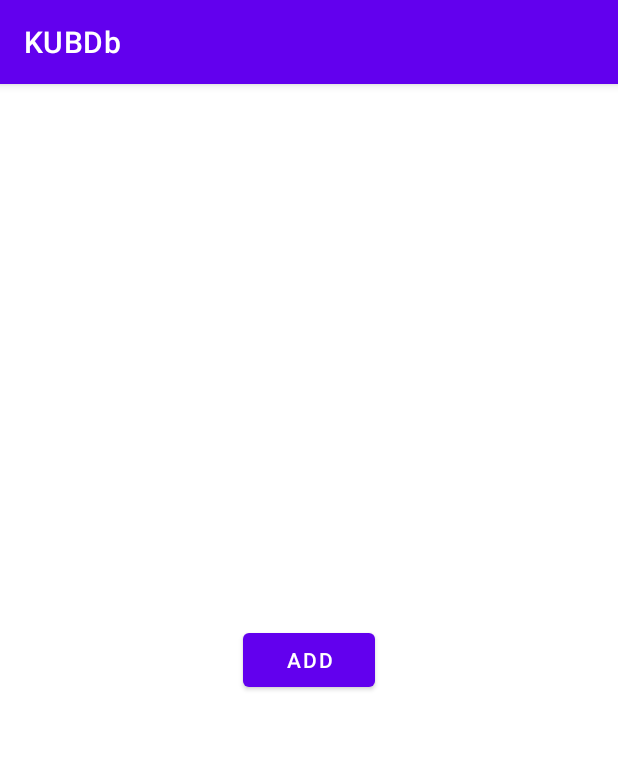
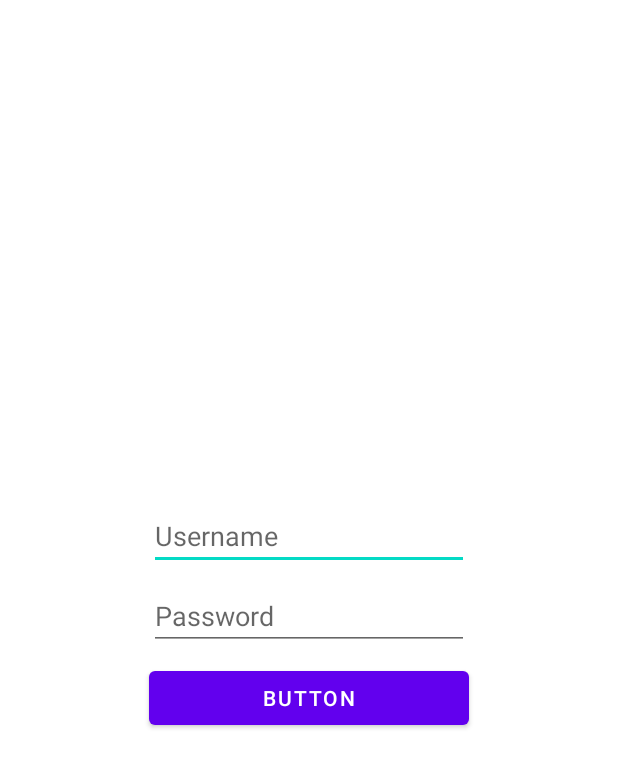
Before and after one commit to AbdullrahmanHMD/KUBDb, an Android app: the screen it shows after launch (MainActivity), on a phone screen of 412 x 824 dp. Shown: the top 768 px of the screen. Run offline under Robolectric (Android 15) with nearby library versions, the phone set to English and light mode, and no system bars; our stand-ins replace data binding.

Commit message:
Add Navigation Controller and Login Logic
Pair programmed: @Sarieh

```diff
--- a/app/src/main/java/com/comp306/kubdb/activities/MainActivity.kt
+++ b/app/src/main/java/com/comp306/kubdb/activities/MainActivity.kt
@@ -1,29 +1,26 @@
 package com.comp306.kubdb.activities
 
 import android.os.Bundle
-import android.widget.Button
 import androidx.activity.viewModels
 import androidx.appcompat.app.AppCompatActivity
-import com.comp306.kubdb.LibraryApplication
+import androidx.databinding.DataBindingUtil
 import com.comp306.kubdb.R
-import com.comp306.kubdb.data.User
+import com.comp306.kubdb.databinding.ActivityMainBinding
 import com.comp306.kubdb.viewmodels.MainViewModel
 import com.comp306.kubdb.viewmodels.MainViewModelFactory
-import kotlin.random.Random
 
 class MainActivity : AppCompatActivity() {
 
     private val viewModel: MainViewModel by viewModels {
-        MainViewModelFactory((application as LibraryApplication).userRepository)
+        MainViewModelFactory()
     }
+
+    private lateinit var binding: ActivityMainBinding
 
     override fun onCreate(savedInstanceState: Bundle?) {
         super.onCreate(savedInstanceState)
-        setContentView(R.layout.activity_main)
+        binding = DataBindingUtil.setContentView(this, R.layout.activity_main)
 
 
-//        viewModel.allUsers.observe(this, { newList ->
-//            newList.forEach { println(it)}
-//        })
     }
 }
--- /dev/null
+++ b/app/src/main/java/com/comp306/kubdb/fragments/LoginFragment.kt
@@ -0,0 +1,82 @@
+package com.comp306.kubdb.fragments
+
+import android.os.Bundle
+import android.view.LayoutInflater
+import android.view.View
+import android.view.ViewGroup
+import android.widget.Toast
+import androidx.fragment.app.Fragment
+import androidx.fragment.app.viewModels
+import androidx.navigation.Navigation
+import com.comp306.kubdb.LibraryApplication
+import com.comp306.kubdb.R
+import com.comp306.kubdb.databinding.FragmentLoginBinding
+import com.comp306.kubdb.viewmodels.LoginViewModel
+import com.comp306.kubdb.viewmodels.LoginViewModelFactory
+
+private const val ARG_PARAM1 = "param1"
+private const val ARG_PARAM2 = "param2"
+
+
+class LoginFragment : Fragment() {
+    private var param1: String? = null
+    private var param2: String? = null
+
+    private lateinit var binding: FragmentLoginBinding
+    private lateinit var root: View
+    private val viewModel: LoginViewModel by viewModels {
+        LoginViewModelFactory((activity?.application as LibraryApplication).userRepository)
+    }
+
+    override fun onCreate(savedInstanceState: Bundle?) {
+        super.onCreate(savedInstanceState)
+//        arguments?.let {
+//            param1 = it.getString(ARG_PARAM1)
+//            param2 = it.getString(ARG_PARAM2)
+//        }
+    }
+
+    override fun onCreateView(
+        inflater: LayoutInflater, container: ViewGroup?,
+        savedInstanceState: Bundle?
+    ): View {
+        binding = FragmentLoginBinding.inflate(layoutInflater, container, false)
+        root = binding.root
+        binding.loginButton.setOnClickListener {
+            login()
+        }
+        return root
+    }
+
+    private fun login() {
+
+        val id = binding.usernameEdittext.text.toString()
+        val password = binding.passwordEdittext.text.toString()
+
+        if (id.isEmpty() || password.isEmpty()) {
+            Toast.makeText(this.context, "Please fill in login information", Toast.LENGTH_LONG)
+                .show()
+            return
+        }
+
+        viewModel.login(viewLifecycleOwner, id, password)
+        viewModel.loggedIn.observe(
+            viewLifecycleOwner,
+            {
+                it?.let { successfulLogin ->
+                    if (successfulLogin) {
+                        Navigation.findNavController(root)
+                            .navigate(R.id.action_loginFragment_to_homeFragment)
+                        viewModel.currentUser.value?.let { user ->
+                            Toast.makeText(context, "Welcome, ${user.name}!", Toast.LENGTH_SHORT)
+                                .show()
+                            viewModel.loggedIn.value = null
+                        }
+                    } else
+                        Toast.makeText(context, "Incorrect ID/Password", Toast.LENGTH_SHORT).show()
+                }
+            }
+        )
+    }
+
+}
--- a/app/src/main/res/layout/activity_main.xml
+++ b/app/src/main/res/layout/activity_main.xml
@@ -1,19 +1,20 @@
 <?xml version="1.0" encoding="utf-8"?>
-<androidx.constraintlayout.widget.ConstraintLayout xmlns:android="http://schemas.android.com/apk/res/android"
+<layout xmlns:android="http://schemas.android.com/apk/res/android"
     xmlns:app="http://schemas.android.com/apk/res-auto"
-    xmlns:tools="http://schemas.android.com/tools"
-    android:layout_width="match_parent"
-    android:layout_height="match_parent"
-    tools:context=".activities.MainActivity">
+    xmlns:tools="http://schemas.android.com/tools">
 
-    <Button
-        android:id="@+id/add"
-        android:layout_width="wrap_content"
-        android:layout_height="wrap_content"
-        android:text="add"
-        app:layout_constraintBottom_toBottomOf="parent"
-        app:layout_constraintEnd_toEndOf="parent"
-        app:layout_constraintHorizontal_bias="0.5"
-        app:layout_constraintStart_toStartOf="parent"
-        app:layout_constraintTop_toTopOf="parent" />
-</androidx.constraintlayout.widget.ConstraintLayout>
+    <androidx.constraintlayout.widget.ConstraintLayout
+        android:layout_width="match_parent"
+        android:layout_height="match_parent"
+        tools:context=".activities.MainActivity">
+
+        <fragment
+            android:id="@+id/fragment2"
+            android:name="androidx.navigation.fragment.NavHostFragment"
+            android:layout_width="match_parent"
+            android:layout_height="match_parent"
+            app:defaultNavHost="true"
+            app:navGraph="@navigation/home_navigation" />
+    </androidx.constraintlayout.widget.ConstraintLayout>
+
+</layout>
--- /dev/null
+++ b/app/src/main/res/layout/fragment_login.xml
@@ -0,0 +1,54 @@
+<?xml version="1.0" encoding="utf-8"?>
+<layout xmlns:android="http://schemas.android.com/apk/res/android"
+    xmlns:app="http://schemas.android.com/apk/res-auto"
+    xmlns:tools="http://schemas.android.com/tools"
+
+    tools:context=".fragments.LoginFragment">
+
+    <androidx.constraintlayout.widget.ConstraintLayout
+        android:layout_width="match_parent"
+        android:layout_height="match_parent">
+
+
+        <EditText
+            android:id="@+id/username_edittext"
+            android:layout_width="wrap_content"
+            android:layout_height="wrap_content"
+            android:layout_marginBottom="8dp"
+            android:ems="10"
+            android:hint="Username"
+            android:inputType="textPersonName"
+            app:layout_constraintBottom_toTopOf="@+id/password_edittext"
+            app:layout_constraintEnd_toEndOf="parent"
+            app:layout_constraintHorizontal_bias="0.5"
+            app:layout_constraintStart_toStartOf="parent"
+            app:layout_constraintTop_toTopOf="parent"
+            app:layout_constraintVertical_chainStyle="packed" />
+
+        <EditText
+            android:id="@+id/password_edittext"
+            android:layout_width="wrap_content"
+            android:layout_height="wrap_content"
+            android:layout_marginBottom="8dp"
+            android:ems="10"
+            android:inputType="textPassword"
+            android:hint="Password"
+            app:layout_constraintBottom_toTopOf="@+id/login_button"
+            app:layout_constraintEnd_toEndOf="parent"
+            app:layout_constraintHorizontal_bias="0.5"
+            app:layout_constraintStart_toStartOf="parent"
+            app:layout_constraintTop_toBottomOf="@+id/username_edittext" />
+
+        <Button
+            android:id="@+id/login_button"
+            android:layout_width="0dp"
+            android:layout_height="wrap_content"
+            android:text="Button"
+            app:layout_constraintBottom_toBottomOf="parent"
+            app:layout_constraintEnd_toEndOf="@+id/password_edittext"
+            app:layout_constraintHorizontal_bias="0.5"
+            app:layout_constraintStart_toStartOf="@+id/password_edittext"
+            app:layout_constraintTop_toBottomOf="@+id/password_edittext" />
+    </androidx.constraintlayout.widget.ConstraintLayout>
+
+</layout>
--- /dev/null
+++ b/app/src/main/res/navigation/home_navigation.xml
@@ -0,0 +1,27 @@
+<?xml version="1.0" encoding="utf-8"?>
+<navigation xmlns:android="http://schemas.android.com/apk/res/android"
+    xmlns:app="http://schemas.android.com/apk/res-auto"
+    xmlns:tools="http://schemas.android.com/tools"
+    android:id="@+id/home_navigation"
+    app:startDestination="@id/loginFragment">
+
+    <fragment
+        android:id="@+id/loginFragment"
+        android:name="com.comp306.kubdb.fragments.LoginFragment"
+        android:label="fragment_login"
+        tools:layout="@layout/fragment_login" >
+        <action
+            android:id="@+id/action_loginFragment_to_homeFragment"
+            app:enterAnim="@anim/fragment_fade_enter"
+            app:exitAnim="@anim/fragment_close_exit"
+            app:destination="@id/homeFragment"
+            app:popUpTo="@id/home_navigation"
+            app:popUpToInclusive="true"/>
+    </fragment>
+    <fragment
+        android:id="@+id/homeFragment"
+        android:name="com.comp306.kubdb.fragments.HomeFragment"
+        android:label="fragment_home"
+        tools:layout="@layout/fragment_home"
+        />
+</navigation>
--- a/app/src/main/res/values/strings.xml
+++ b/app/src/main/res/values/strings.xml
@@ -1,3 +1,5 @@
 <resources>
     <string name="app_name">KUBDb</string>
+    <!-- TODO: Remove or change this placeholder text -->
+    <string name="hello_blank_fragment">Hello blank fragment</string>
 </resources>
--- a/app/src/main/res/values/themes.xml
+++ b/app/src/main/res/values/themes.xml
@@ -1,6 +1,6 @@
 <resources xmlns:tools="http://schemas.android.com/tools">
     <!-- Base application theme. -->
-    <style name="Theme.KUBDb" parent="Theme.MaterialComponents.DayNight.DarkActionBar">
+    <style name="Theme.KUBDb" parent="Theme.MaterialComponents.DayNight.NoActionBar">
         <!-- Primary brand color. -->
         <item name="colorPrimary">@color/purple_500</item>
         <item name="colorPrimaryVariant">@color/purple_700</item>
```
Also changed, not shown: app/build.gradle (+6 -1 lines), app/src/main/java/com/comp306/kubdb/dao/UserDao.kt (+7 -2 lines), app/src/main/java/com/comp306/kubdb/fragments/HomeFragment.kt (added, +32 -0 lines), app/src/main/java/com/comp306/kubdb/repositories/UserRepository.kt (+12 -1 lines), app/src/main/java/com/comp306/kubdb/viewmodels/LoginViewModel.kt (added, +37 -0 lines), app/src/main/java/com/comp306/kubdb/viewmodels/MainViewModel.kt (+3 -12 lines), app/src/main/res/layout/fragment_home.xml (added, +14 -0 lines).
